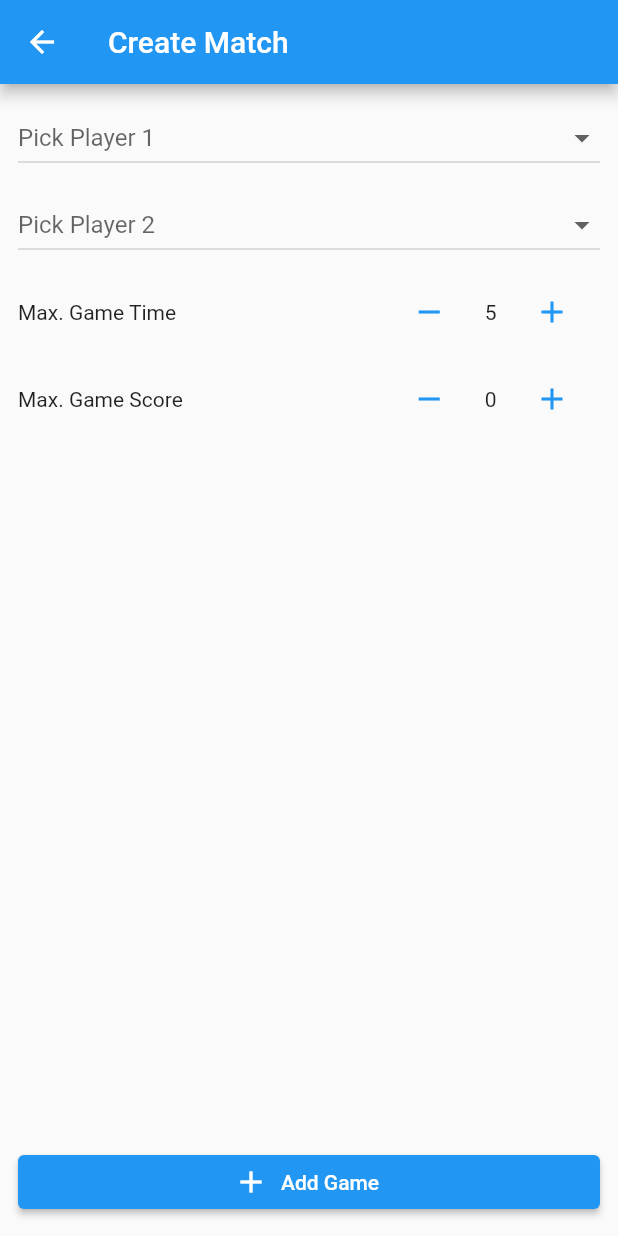
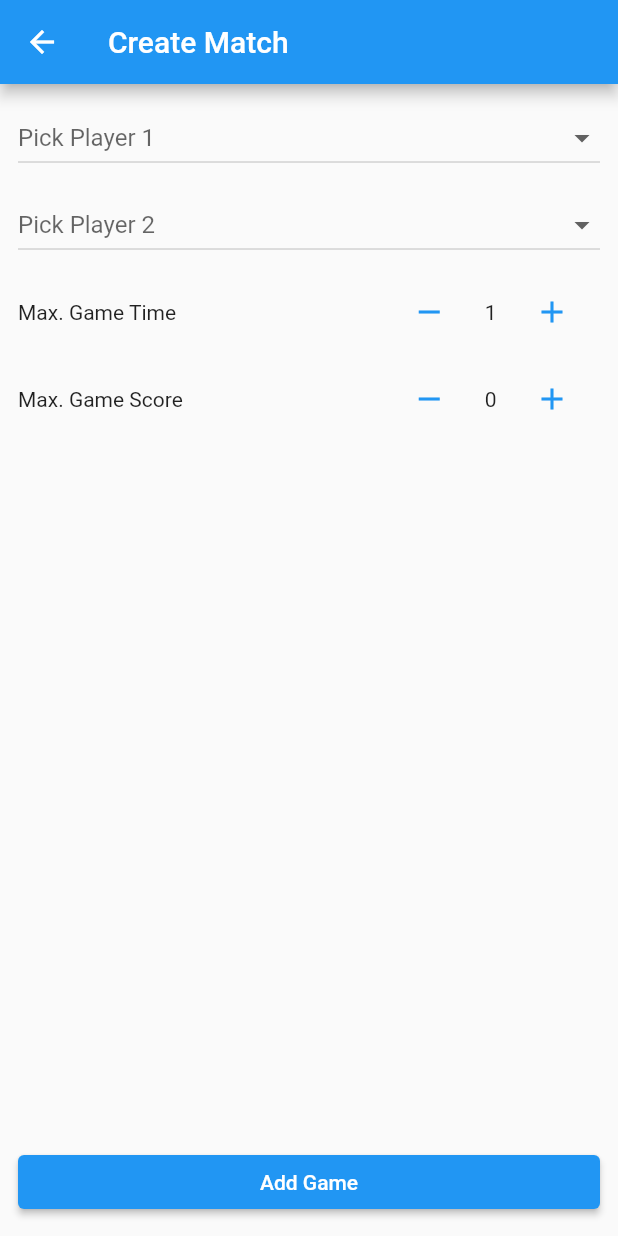
Before and after one commit to stancic/billiard_score_app, a Flutter app: the CreateMatchScreen screen opened by its route, after a tap on the "add" icon, on a phone screen of 412 x 824 dp. Run offline on Flutter 3.47's test engine with Material 2 defaults, Android fonts, the phone set to English and light mode, and no system bars; our stand-ins replace flutter_hooks, hooks_riverpod.

Commit message:
Add match creation functionality through riverpod

```diff
--- a/lib/modules/match/hooks/use_match_properties.dart
+++ b/lib/modules/match/hooks/use_match_properties.dart
@@ -1,3 +1,5 @@
+import 'dart:async';
+
 import 'package:flutter/material.dart';
 import 'package:flutter_hooks/flutter_hooks.dart';
 import 'package:hooks_riverpod/hooks_riverpod.dart';
@@ -17,12 +19,20 @@ extension MatchPropertiesMapExtension on MatchPropertiesMap {
   void Function(ValueNotifier<int>, int) get decrementMatchProperty =>
       this['decrementMatchProperty'] as void Function(ValueNotifier<int>, int);
 
+  void Function(Function, int, ValueNotifier<String>) get handleTimer =>
+      this['handleTimer'] as void Function(
+          Function, int, ValueNotifier<String>);
+
+  String Function(int) get formatMatchTime =>
+      this['formatMatchTime'] as String Function(int);
+
   List<DropdownMenuItem<PlayerModel>> Function(List<PlayerModel>)
       get generatePlayerDropdownValues => this['generatePlayerDropdownValues']
           as List<DropdownMenuItem<PlayerModel>> Function(List<PlayerModel>);
 
   List<MatchModel> Function() get getMatches =>
       this['getMatches'] as List<MatchModel> Function();
+
   void Function(Match) get addMatch => this['addMatch'] as void Function(Match);
 }
 
@@ -37,6 +47,35 @@ class MatchProperties {
       return;
     }
     decrementor.value -= decrementBy;
+  }
+
+  void handleTimer({
+    required Function callback,
+    required int startTimeInMinutes,
+    required ValueNotifier<String> gameTime,
+  }) {
+    late Timer timer;
+    int startSeconds = startTimeInMinutes * 60;
+    timer = Timer.periodic(const Duration(seconds: 1), (timer) {
+      startSeconds -= 1;
+      if (startSeconds == 0) {
+        callback();
+        timer.cancel();
+      }
+
+      int minutes = startSeconds ~/ 60;
+      int seconds = (startSeconds % 60);
+      gameTime.value =
+          "${minutes.toString().padLeft(2, "0")}:${seconds.toString().padLeft(2, "0")}";
+    });
+  }
+
+  String formatMatchTime(int timeInSeconds) {
+    int sec = timeInSeconds % 60;
+    int min = (timeInSeconds / 60).floor();
+    String minute = min.toString().length <= 1 ? "0$min" : "$min";
+    String second = sec.toString().length <= 1 ? "0$sec" : "$sec";
+    return "$minute : $second";
   }
 
   List<DropdownMenuItem<PlayerModel>> generatePlayerDropdownValues(
@@ -71,6 +110,24 @@ MatchPropertiesMap useMatchProperties([WidgetRef? ref]) {
         matchProperties.decrementMatchProperty(decrementor, decrementBy);
   }
 
+  void Function(Function, int, ValueNotifier<String>) handleTimer() {
+    return (
+      Function callback,
+      int startTimeInMinutes,
+      ValueNotifier<String> gameTime,
+    ) =>
+        matchProperties.handleTimer(
+          callback: callback,
+          startTimeInMinutes: startTimeInMinutes,
+          gameTime: gameTime,
+        );
+  }
+
+  String Function(int) formatMatchTime() {
+    return (int timeInSeconds) =>
+        matchProperties.formatMatchTime(timeInSeconds);
+  }
+
   PlayerList generatePlayerDropdownValues() {
     return (List<PlayerModel> players) =>
         matchProperties.generatePlayerDropdownValues(players);
@@ -89,6 +146,8 @@ MatchPropertiesMap useMatchProperties([WidgetRef? ref]) {
   return {
     'incrementMatchProperty': incrementMatchProperty(),
     'decrementMatchProperty': decrementMatchProperty(),
+    'handleTimer': handleTimer(),
+    'formatMatchTime': formatMatchTime(),
     'generatePlayerDropdownValues': generatePlayerDropdownValues(),
     'getMatches': getMatches(),
     'addMatch': addMatch(),
--- a/lib/modules/match/model/match.dart
+++ b/lib/modules/match/model/match.dart
@@ -4,14 +4,18 @@ class MatchModel {
   final String matchId;
   final PlayerModel firstPlayer;
   final PlayerModel secondPlayer;
-  final int gameTime;
-  final int gameScore;
+  final int maxGameTime;
+  final int maxGameScore;
+  int firstPlayerScore;
+  int secondPlayerScore;
 
   MatchModel({
     required this.matchId,
     required this.firstPlayer,
     required this.secondPlayer,
-    required this.gameTime,
-    required this.gameScore,
+    required this.maxGameTime,
+    required this.maxGameScore,
+    this.firstPlayerScore = 0,
+    this.secondPlayerScore = 0,
   });
 }
--- a/lib/modules/match/widgets/create_match_form_widget.dart
+++ b/lib/modules/match/widgets/create_match_form_widget.dart
@@ -18,8 +18,8 @@ class CreateMatchFormWidget extends HookConsumerWidget {
 
   @override
   Widget build(BuildContext context, WidgetRef ref) {
-    final gameTime = useState(0);
-    final gameScore = useState(0);
+    final maxGameTime = useState(0);
+    final maxGameScore = useState(0);
     final gamePlayers = useState<List<DropdownMenuItem<PlayerModel>>>([]);
     final selectedFirstPlayer = useState<PlayerModel?>(null);
     final selectedSecondPlayer = useState<PlayerModel?>(null);
@@ -29,8 +29,8 @@ class CreateMatchFormWidget extends HookConsumerWidget {
     void startGame() {
       final isInvalid = selectedFirstPlayer.value == null ||
           selectedSecondPlayer.value == null ||
-          gameScore.value == 0 ||
-          gameTime.value == 0;
+          maxGameScore.value == 0 ||
+          maxGameTime.value == 0;
 
       if (isInvalid) return;
 
@@ -38,8 +38,8 @@ class CreateMatchFormWidget extends HookConsumerWidget {
         matchId: DateTime.now().toString(),
         firstPlayer: selectedFirstPlayer.value as PlayerModel,
         secondPlayer: selectedSecondPlayer.value as PlayerModel,
-        gameTime: gameTime.value,
-        gameScore: gameScore.value,
+        maxGameTime: maxGameTime.value,
+        maxGameScore: maxGameScore.value,
       );
 
       matchProperties.addMatch(Match(match: match));
@@ -78,20 +78,20 @@ class CreateMatchFormWidget extends HookConsumerWidget {
             const SizedBox(height: 10),
             IncrementMatchPropertiesWidget(
               title: 'Max. Game Time',
-              gameProperty: gameTime.value,
+              gameProperty: maxGameTime.value,
               incrementGameProperty: () =>
-                  matchProperties.incrementMatchProperty(gameTime, 5),
+                  matchProperties.incrementMatchProperty(maxGameTime, 1),
               decrementGameProperty: () =>
-                  matchProperties.decrementMatchProperty(gameTime, 5),
+                  matchProperties.decrementMatchProperty(maxGameTime, 1),
             ),
             const SizedBox(height: 10),
             IncrementMatchPropertiesWidget(
               title: 'Max. Game Score',
-              gameProperty: gameScore.value,
+              gameProperty: maxGameScore.value,
               incrementGameProperty: () =>
-                  matchProperties.incrementMatchProperty(gameScore, 1),
+                  matchProperties.incrementMatchProperty(maxGameScore, 1),
               decrementGameProperty: () =>
-                  matchProperties.decrementMatchProperty(gameScore, 1),
+                  matchProperties.decrementMatchProperty(maxGameScore, 1),
             ),
             const Spacer(),
             FullWidthElevatedButton(title: 'Add Game', onPressed: startGame)
--- a/lib/modules/match/widgets/widgets.dart
+++ b/lib/modules/match/widgets/widgets.dart
@@ -1,2 +1,3 @@
 export 'create_match_form_widget.dart';
 export 'increment_match_properties_widget.dart';
+export 'match_in_progress.dart';
--- a/lib/ui/common/full_width_elevated_button.dart
+++ b/lib/ui/common/full_width_elevated_button.dart
@@ -2,20 +2,27 @@ import 'package:flutter/material.dart';
 
 class FullWidthElevatedButton extends StatelessWidget {
   final String title;
+  final IconData? icon;
   final void Function() onPressed;
 
-  const FullWidthElevatedButton(
-      {super.key, required this.title, required this.onPressed});
+  const FullWidthElevatedButton({
+    super.key,
+    required this.title,
+    required this.onPressed,
+    this.icon,
+  });
 
   @override
   Widget build(BuildContext context) {
-    return Container(
+    return SizedBox(
       width: double.infinity,
-      child: ElevatedButton.icon(
-        onPressed: onPressed,
-        icon: const Icon(Icons.add),
-        label: Text(title),
-      ),
+      child: icon != null
+          ? ElevatedButton.icon(
+              onPressed: onPressed,
+              icon: Icon(icon),
+              label: Text(title),
+            )
+          : ElevatedButton(onPressed: onPressed, child: Text(title)),
     );
   }
 }
```
Also changed, not shown: lib/modules/match/providers/match_provider.dart (+13 -0 lines), lib/modules/match/widgets/list_of_numbers.dart (added, +58 -0 lines), lib/modules/match/widgets/match_in_progress.dart (added, +52 -0 lines), lib/ui/match/match_screen.dart (+89 -8 lines), lib/ui/match/match_summary_screen.dart (+37 -8 lines).
